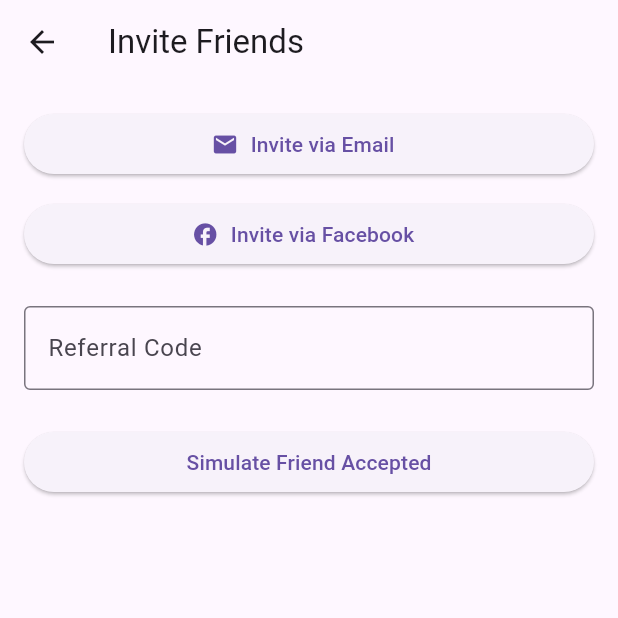
After one commit to Mohamed1341412/Gym-Progress-Tracker-My-GPT-, a Flutter app: the ProfileScreen screen opened by its route, after a tap on "Invite Friends", on a phone screen of 412 x 824 dp, the top half of it. The commit adds this screen. Run offline on Flutter 3.47's test engine with Material 3 defaults, Android fonts, the phone set to English and light mode, and no system bars; our stand-ins replace firebase_auth, firebase_core, google_sign_in; missing offline and left inert: flutter_facebook_auth; accounts and stored records are empty; generated files the repository leaves out were written again; network calls fail.

Commit message:
inviteFriends

```diff
--- a/lib/main.dart
+++ b/lib/main.dart
@@ -12,6 +12,7 @@ import 'screens/exercise_list_screen.dart';
 import 'screens/workout_log_screen.dart';
 import 'screens/profile_screen.dart';
 import 'screens/chat_screen.dart';
+import 'screens/invite_friends_screen.dart';
 import 'services/auth_service.dart';
 
 Future<void> main() async {
@@ -69,6 +70,7 @@ class GymProgressTrackerApp extends StatelessWidget {
                 ModalRoute.of(context)!.settings.arguments as String;
             return ChatScreen(friendName: friendName);
           },
+          '/inviteFriends': (context) => const InviteFriendsScreen(),
         },
       ),
     );
--- /dev/null
+++ b/lib/screens/invite_friends_screen.dart
@@ -0,0 +1,85 @@
+import 'package:flutter/material.dart';
+import 'package:url_launcher/url_launcher.dart';
+
+import '../utils/user_progress.dart';
+
+class InviteFriendsScreen extends StatefulWidget {
+  const InviteFriendsScreen({Key? key}) : super(key: key);
+
+  @override
+  State<InviteFriendsScreen> createState() => _InviteFriendsScreenState();
+}
+
+class _InviteFriendsScreenState extends State<InviteFriendsScreen> {
+  final TextEditingController _referralController = TextEditingController();
+
+  Future<void> _launchUri(Uri uri) async {
+    if (!await launchUrl(uri, mode: LaunchMode.externalApplication)) {
+      ScaffoldMessenger.of(context).showSnackBar(
+        const SnackBar(content: Text('Could not open link')),
+      );
+    }
+  }
+
+  void _simulateFriendAccepted() {
+    setState(() {
+      UserProgress.totalPoints += 5;
+    });
+    ScaffoldMessenger.of(context).showSnackBar(
+      const SnackBar(content: Text('Friend joined! You earned 5 points!')),
+    );
+  }
+
+  @override
+  void dispose() {
+    _referralController.dispose();
+    super.dispose();
+  }
+
+  @override
+  Widget build(BuildContext context) {
+    return Scaffold(
+      appBar: AppBar(title: const Text('Invite Friends')),
+      body: Padding(
+        padding: const EdgeInsets.all(16),
+        child: Column(
+          crossAxisAlignment: CrossAxisAlignment.stretch,
+          children: [
+            ElevatedButton.icon(
+              icon: const Icon(Icons.email),
+              label: const Text('Invite via Email'),
+              onPressed: () {
+                final subject = Uri.encodeComponent('Join me on Gym Progress Tracker');
+                final body = Uri.encodeComponent(
+                    'Hey! I\'ve been using this app to track my workouts. Join me with referral code: \\${_referralController.text}');
+                final emailUri = Uri.parse('mailto:?subject=$subject&body=$body');
+                _launchUri(emailUri);
+              },
+            ),
+            const SizedBox(height: 12),
+            ElevatedButton.icon(
+              icon: const Icon(Icons.facebook),
+              label: const Text('Invite via Facebook'),
+              onPressed: () {
+                _launchUri(Uri.parse('https://facebook.com'));
+              },
+            ),
+            const SizedBox(height: 24),
+            TextField(
+              controller: _referralController,
+              decoration: const InputDecoration(
+                labelText: 'Referral Code',
+                border: OutlineInputBorder(),
+              ),
+            ),
+            const SizedBox(height: 24),
+            ElevatedButton(
+              onPressed: _simulateFriendAccepted,
+              child: const Text('Simulate Friend Accepted'),
+            ),
+          ],
+        ),
+      ),
+    );
+  }
+}
--- a/lib/screens/profile_screen.dart
+++ b/lib/screens/profile_screen.dart
@@ -60,6 +60,13 @@ class ProfileScreen extends StatelessWidget {
               onPressed: () {},
               child: const Text('Security Settings'),
             ),
+            const SizedBox(height: 12),
+            ElevatedButton(
+              onPressed: () {
+                Navigator.pushNamed(context, '/inviteFriends');
+              },
+              child: const Text('Invite Friends'),
+            ),
           ],
         ),
       ),
--- a/pubspec.yaml
+++ b/pubspec.yaml
@@ -19,6 +19,7 @@ dependencies:
     sdk: flutter
   intl: ^0.18.1
   flutter_facebook_auth: ^6.0.4
+  url_launcher: ^6.1.7
 
 dev_dependencies:
   flutter_test:
```
